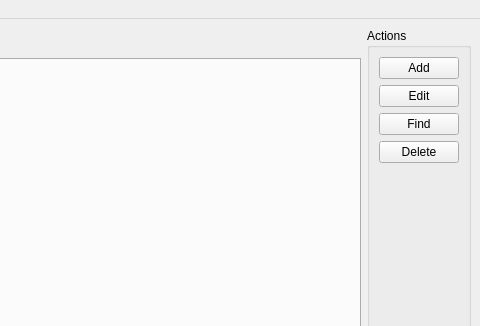
First picture: the form in mainwindow.ui, repository avi-gecko/cw-vesupplier, before the edit; both pictures show x 320 to 800 and y 0 to 326 of the 800 by 600 pixel window.
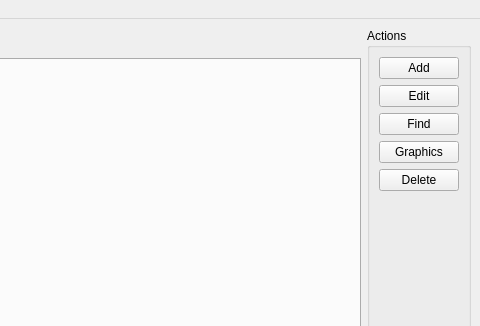
Second picture: the form after the edit.

What changed in the file:
```diff
--- a/mainwindow.ui
+++ b/mainwindow.ui
@@ -76,6 +76,13 @@
          </property>
         </widget>
        </item>
+       <item>
+        <widget class="QPushButton" name="graphicsButton">
+         <property name="text">
+          <string>Graphics</string>
+         </property>
+        </widget>
+       </item>
        <item>
         <widget class="QPushButton" name="deleteButton">
          <property name="text">
```
